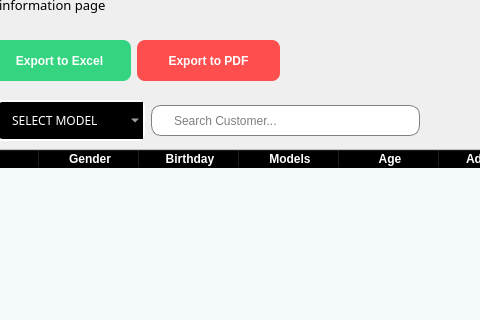
This is MainUI.ui in hoquangvinh124/BlackMeetWukong as Qt 5 draws it before an edit; both pictures show x 486 to 966 and y 121 to 441 of the 1212 by 831 pixel window. The edited form follows.
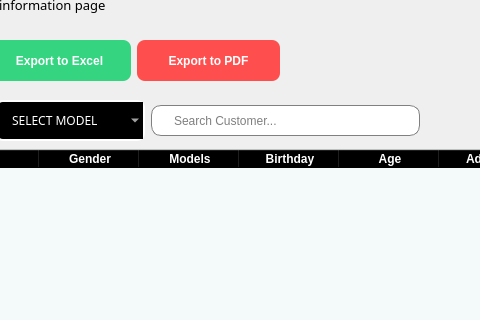
This is the edited form. Icons and pictures are not drawn.

Commit message: Thêm File Ui

Diff of the .ui file:
```diff
--- a/MainUI.ui
+++ b/MainUI.ui
@@ -1174,16 +1174,16 @@
               <string>Gender</string>
              </property>
             </column>
-            <column>
-             <property name="text">
-              <string>Birthday</string>
-             </property>
-            </column>
             <column>
              <property name="text">
               <string>Models</string>
              </property>
             </column>
+            <column>
+             <property name="text">
+              <string>Birthday</string>
+             </property>
+            </column>
             <column>
              <property name="text">
               <string>Age</string>
@@ -1210,7 +1210,7 @@
              </property>
             </column>
            </widget>
-           <widget class="QWidget" name="">
+           <widget class="QWidget" name="layoutWidget">
             <property name="geometry">
              <rect>
               <x>20</x>
@@ -1326,7 +1326,7 @@
              </item>
             </layout>
            </widget>
-           <widget class="QWidget" name="">
+           <widget class="QWidget" name="layoutWidget">
             <property name="geometry">
              <rect>
               <x>20</x>
```
